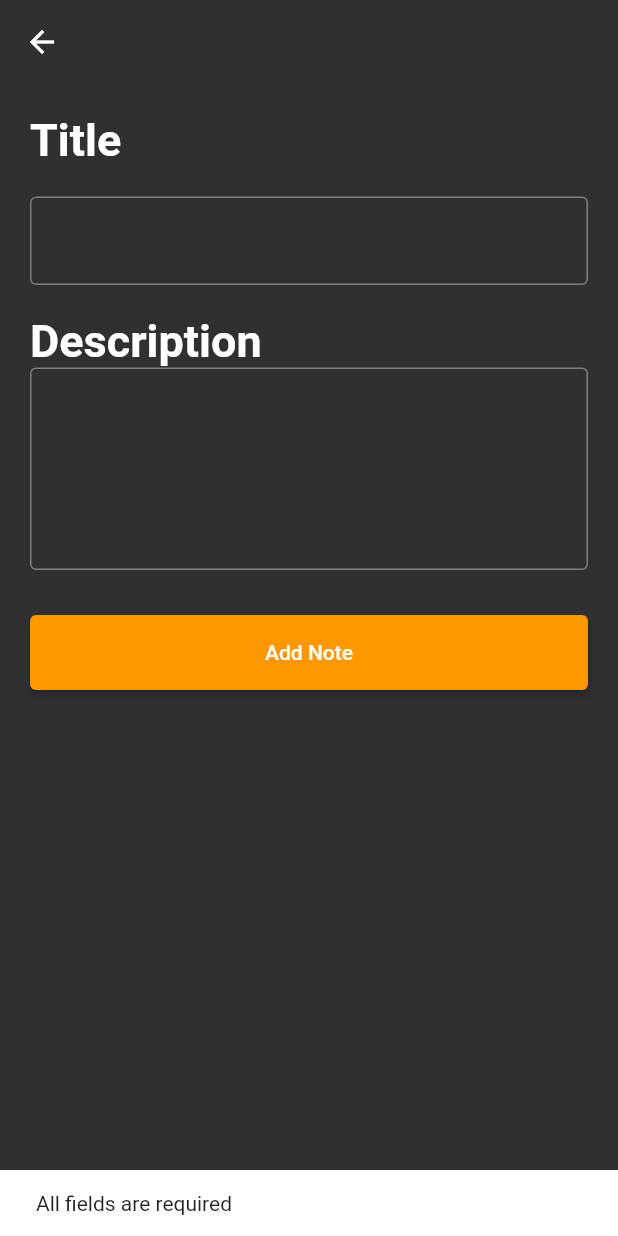
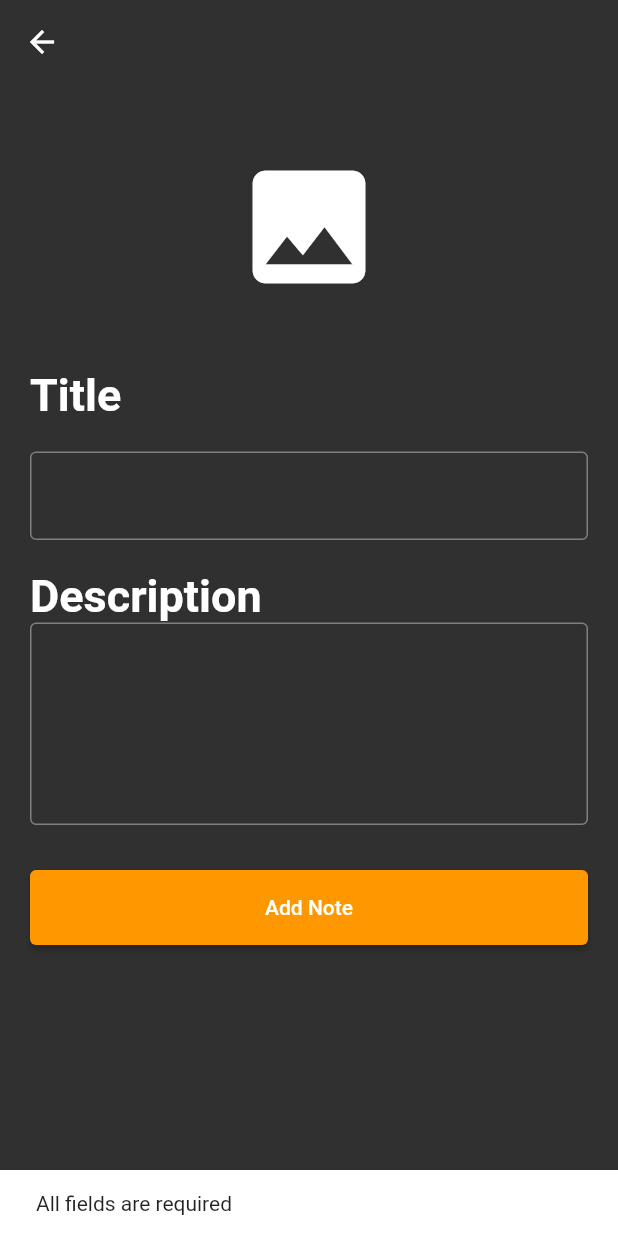
Before and after one commit to makgr/flutter_firebase, a Flutter app: the AdNoteScreen screen opened directly with empty values, after a tap on "Add Note", on a phone screen of 412 x 824 dp. Run offline on Flutter 3.47's test engine with Material 2 defaults, Android fonts, the phone set to English and light mode, and no system bars; our stand-ins replace cached_network_image, cloud_firestore, firebase_auth, firebase_core, firebase_storage, flutter_native_image and 3 more; missing offline and left inert: a package; accounts and stored records are empty.

Commit message:
adding image to note

```diff
--- a/lib/models/note.dart
+++ b/lib/models/note.dart
@@ -6,12 +6,14 @@ class NoteModel {
   String id;
   String title;
   String description;
+  String image;
   Timestamp date;
   String userId;
   NoteModel({
     required this.id,
     required this.title,
     required this.description,
+    required this.image,
     required this.date,
     required this.userId
   });
@@ -21,6 +23,7 @@ return NoteModel(
   id: snapshot.id,
   title: snapshot['title'],
   description: snapshot['description'],
+  image: snapshot['image'],
   date: snapshot['date'],
   userId: snapshot['userId']
   );
--- a/lib/screens/add_note.dart
+++ b/lib/screens/add_note.dart
@@ -1,6 +1,11 @@
+import 'dart:io';
+import 'dart:async';
+import 'dart:ui';
 import 'package:firebase_auth/firebase_auth.dart';
+import 'package:firebase_storage/firebase_storage.dart';
 import 'package:flutter/material.dart';
 import 'package:flutter_firebase/services/firestore_services.dart';
+import 'package:image_picker/image_picker.dart';
 
 class AdNoteScreen extends StatefulWidget {
   User user;
@@ -13,6 +18,22 @@ class _AdNoteScreenState extends State<AdNoteScreen> {
   TextEditingController titleController = TextEditingController();
   TextEditingController descriptionController = TextEditingController();
   bool loading = false;
+
+  File? imageFile;
+  String? fileName;
+
+Future<void> uploadImage()async{
+  final picker = ImagePicker();
+  final XFile? pickedImage = await picker.pickImage(source: ImageSource.gallery);
+  if(pickedImage == null){
+    return null;
+  }
+  setState(() {
+    fileName = pickedImage.name;
+    imageFile = File(pickedImage.path);
+  });
+}
+
 
   @override
   Widget build(BuildContext context) {
@@ -27,6 +48,20 @@ class _AdNoteScreenState extends State<AdNoteScreen> {
           child: Column(
             crossAxisAlignment: CrossAxisAlignment.start,
             children: [
+              InkWell(
+                onTap: (){
+                  uploadImage();
+                },
+                child: Container(
+                  height: 150,
+                  child: imageFile == null ? Center(
+                    child: Icon(Icons.image,size: 100,),
+                    ):Center(
+                      child: Image.file(imageFile!),
+                    ),
+                ),
+              ),
+              SizedBox(height: 20,),
               Text('Title',style: TextStyle(
                 fontSize: 30,
                 fontWeight: FontWeight.bold,
@@ -57,13 +92,18 @@ class _AdNoteScreenState extends State<AdNoteScreen> {
                 width: MediaQuery.of(context).size.width,
                 child: ElevatedButton(
                   onPressed: ()async{
-                    if(titleController.text == "" || descriptionController.text == ""){
+                    if(titleController.text == "" || descriptionController.text == "" || imageFile == null){
                       ScaffoldMessenger.of(context).showSnackBar(SnackBar(content: Text('All fields are required')));
                     }else{
                       setState(() {
                         loading = true;
                       });
-                      await FirestoreService().insertNote(titleController.text, descriptionController.text, widget.user.uid);
+                      String imageUrl = await FirebaseStorage.instance.ref(fileName).putFile(imageFile!).then((result){
+                        return result.ref.getDownloadURL();
+                      });
+                      print(imageUrl);
+                      await FirestoreService().insertNote(titleController.text, descriptionController.text, imageUrl, widget.user.uid);
+
                       setState(() {
                         loading = false;
                       });
--- a/lib/services/firestore_services.dart
+++ b/lib/services/firestore_services.dart
@@ -4,11 +4,12 @@ import 'package:cloud_firestore/cloud_firestore.dart';
 class FirestoreService {
   FirebaseFirestore firestore = FirebaseFirestore.instance;
 
-  Future insertNote(String title, String description,String userId) async{
+  Future insertNote(String title, String description,String image,String userId) async{
     try {
       await firestore.collection('notes').add({
         "title": title,
         "description": description,
+        "image": image,
         "date": DateTime.now(),
         "userId" : userId
       });
```
